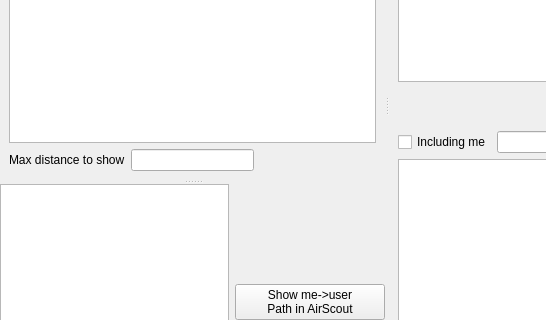
Above: mqt/MqtKSTClient/kstmainwindow.ui from Rsclub22/Minos2-Mirror before the change; both pictures show x 0 to 546 and y 223 to 543 of the 803 by 779 pixel window. Below: the same form after it.
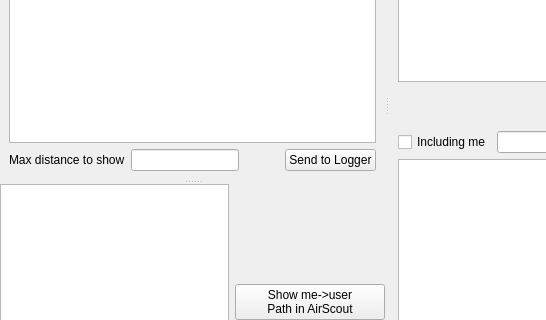
That is the form after the change. Custom widgets are drawn as their Qt base class.

Commit message: Transfer call and locator from KST to logger

Diff of the .ui file:
```diff
--- a/mqt/MqtKSTClient/kstmainwindow.ui
+++ b/mqt/MqtKSTClient/kstmainwindow.ui
@@ -268,6 +268,13 @@
                 </property>
                </spacer>
               </item>
+              <item>
+               <widget class="QPushButton" name="loggerXferButton">
+                <property name="text">
+                 <string>Send to Logger</string>
+                </property>
+               </widget>
+              </item>
              </layout>
             </item>
            </layout>
```
Left out of the diff: 2 changed lines with no effect on the pictures. The commit also changes 11 other files.
